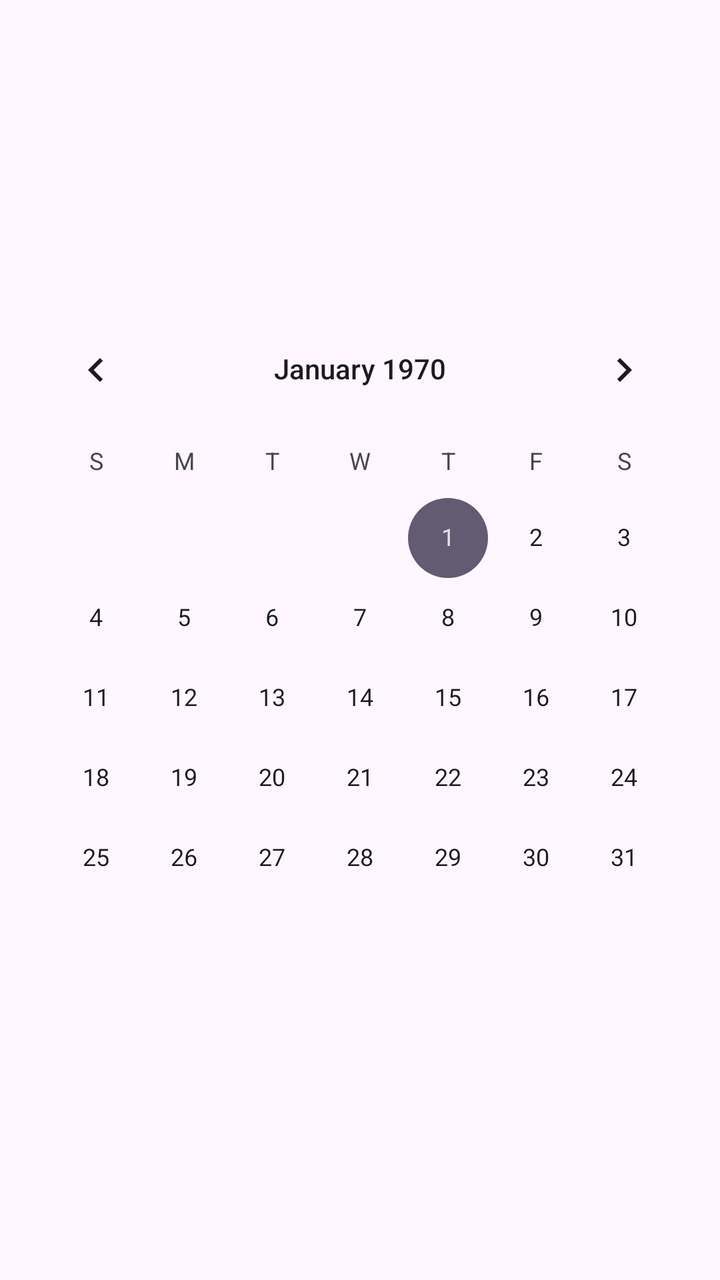
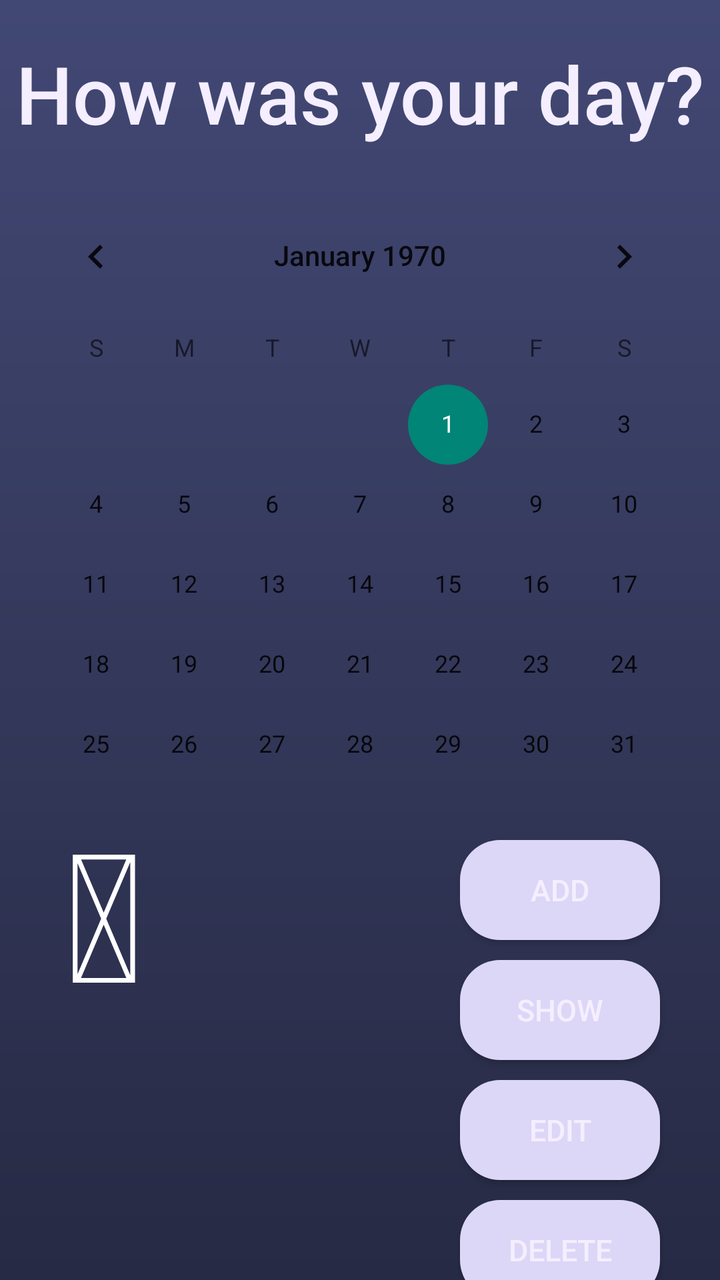

Two renders of the same Android screen: before a commit and after it. Below are the layout's source before the change and the commit's diff.
<!-- AndroidManifest.xml: application theme Theme.Chara -->
<!-- res/layout/activity_main.xml -->
<?xml version="1.0" encoding="utf-8"?>
<androidx.constraintlayout.widget.ConstraintLayout xmlns:android="http://schemas.android.com/apk/res/android"
    xmlns:app="http://schemas.android.com/apk/res-auto"
    xmlns:tools="http://schemas.android.com/tools"
    android:layout_width="match_parent"
    android:layout_height="match_parent"
    tools:context=".MainActivity">

    <CalendarView
        android:id="@+id/calendarView"
        android:layout_width="wrap_content"
        android:layout_height="wrap_content"
        android:layout_marginStart="30dp"
        android:layout_marginEnd="30dp"
        app:layout_constraintBottom_toBottomOf="parent"
        app:layout_constraintEnd_toEndOf="parent"
        app:layout_constraintStart_toStartOf="parent"
        app:layout_constraintTop_toTopOf="parent" />
</androidx.constraintlayout.widget.ConstraintLayout>
<!-- resources referenced by this layout -->
<resources>
  <style name="Theme.Chara" parent="Base.Theme.Chara" />
  <style name="Base.Theme.Chara" parent="Theme.Material3.DayNight.NoActionBar">
          
          
      </style>
</resources>

<!-- the commit's change to res/layout/activity_main.xml (unified diff, before → after) -->
@@ -2,6 +2,7 @@
 <androidx.constraintlayout.widget.ConstraintLayout xmlns:android="http://schemas.android.com/apk/res/android"
     xmlns:app="http://schemas.android.com/apk/res-auto"
     xmlns:tools="http://schemas.android.com/tools"
+    android:background="@drawable/gradient_background"
     android:layout_width="match_parent"
     android:layout_height="match_parent"
     tools:context=".MainActivity">
@@ -10,10 +11,139 @@
         android:id="@+id/calendarView"
         android:layout_width="wrap_content"
         android:layout_height="wrap_content"
-        android:layout_marginStart="30dp"
-        android:layout_marginEnd="30dp"
+        android:layout_marginStart="50dp"
+        android:layout_marginTop="21dp"
+        android:layout_marginEnd="50dp"
+        android:theme="@style/CalendarTheme"
+        app:layout_constraintEnd_toEndOf="parent"
+        app:layout_constraintStart_toStartOf="parent"
+        app:layout_constraintTop_toBottomOf="@+id/HowAreYouTV" />
+
+    <Button
+        android:id="@+id/button2"
+        android:layout_width="wrap_content"
+        android:layout_height="wrap_content"
+        android:text="Delete Records"
+        android:visibility="gone"
+        app:layout_constraintBottom_toTopOf="parent"
+        app:layout_constraintEnd_toStartOf="parent"
+        app:layout_constraintStart_toStartOf="parent"
+        app:layout_constraintTop_toTopOf="parent"
+        tools:visibility="gone" />
+
+    <Button
+        android:id="@+id/button3"
+        android:layout_width="wrap_content"
+        android:layout_height="wrap_content"
+        android:text="CheckDB"
+        android:visibility="gone"
+        app:layout_constraintBottom_toTopOf="parent"
+        app:layout_constraintEnd_toStartOf="parent"
+        app:layout_constraintStart_toStartOf="parent"
+        app:layout_constraintTop_toTopOf="parent"
+        tools:visibility="gone" />
+
+    <TextView
+        android:id="@+id/textView1"
+        android:layout_width="wrap_content"
+        android:layout_height="wrap_content"
+        android:fontFamily="sans-serif-medium"
+        android:text="TextView"
+        android:visibility="gone"
+        app:layout_constraintBottom_toTopOf="parent"
+        app:layout_constraintEnd_toStartOf="parent"
+        app:layout_constraintStart_toStartOf="parent"
+        app:layout_constraintTop_toTopOf="parent"
+        tools:visibility="gone" />
+
+
+    <Button
+        android:id="@+id/NewEntryBtn"
+        android:layout_width="100dp"
+        android:layout_height="50dp"
+        android:layout_marginStart="250dp"
+        android:layout_marginTop="250dp"
+        android:layout_marginEnd="50dp"
+        android:background="@drawable/custom_button_enabled"
+        android:fontFamily="sans-serif-medium"
+        android:text="ADD"
+        android:textColor="#F4EEFF"
+        android:textSize="15dp"
+        android:visibility="visible"
         app:layout_constraintBottom_toBottomOf="parent"
         app:layout_constraintEnd_toEndOf="parent"
         app:layout_constraintStart_toStartOf="parent"
         app:layout_constraintTop_toTopOf="parent" />
+
+    <Button
+        android:id="@+id/EditEntryBtn"
+        android:layout_width="100dp"
+        android:layout_height="50dp"
+        android:layout_marginTop="10dp"
+        android:background="@drawable/custom_button_enabled"
+        android:fontFamily="sans-serif-medium"
+        android:text="EDIT"
+        android:textColor="#F4EEFF"
+        android:textSize="15sp"
+        android:visibility="visible"
+        app:layout_constraintEnd_toEndOf="@+id/ShowEntryBtn"
+        app:layout_constraintStart_toStartOf="@+id/ShowEntryBtn"
+        app:layout_constraintTop_toBottomOf="@+id/ShowEntryBtn" />
+
+    <Button
+        android:id="@+id/ShowEntryBtn"
+        android:layout_width="100dp"
+        android:layout_height="50dp"
+        android:layout_marginTop="10dp"
+        android:background="@drawable/custom_button_enabled"
+        android:fontFamily="sans-serif-medium"
+        android:text="SHOW"
+        android:textColor="#F4EEFF"
+        android:textSize="15sp"
+        android:visibility="visible"
+        app:layout_constraintEnd_toEndOf="@+id/NewEntryBtn"
+        app:layout_constraintStart_toStartOf="@+id/NewEntryBtn"
+        app:layout_constraintTop_toBottomOf="@+id/NewEntryBtn" />
+
+    <Button
+        android:id="@+id/DeleteEntryBtn"
+        android:layout_width="100dp"
+        android:layout_height="50dp"
+        android:layout_marginTop="10dp"
+        android:background="@drawable/custom_button_enabled"
+        android:fontFamily="sans-serif-medium"
+        android:text="DELETE"
+        android:textColor="#F4EEFF"
+        android:textSize="15sp"
+        android:visibility="visible"
+        app:layout_constraintEnd_toEndOf="@+id/EditEntryBtn"
+        app:layout_constraintStart_toStartOf="@+id/EditEntryBtn"
+        app:layout_constraintTop_toBottomOf="@+id/EditEntryBtn" />
+
+    <TextView
+        android:id="@+id/HowAreYouTV"
+        android:layout_width="wrap_content"
+        android:layout_height="wrap_content"
+        android:layout_marginTop="20dp"
+        android:fontFamily="sans-serif-medium"
+        android:text="How was your day?"
+        android:textColor="#F4EEFF"
+        android:textSize="40sp"
+        app:layout_constraintEnd_toEndOf="parent"
+        app:layout_constraintStart_toStartOf="parent"
+        app:layout_constraintTop_toTopOf="parent" />
+
+    <TextView
+        android:id="@+id/emojiTV"
+        android:layout_width="wrap_content"
+        android:layout_height="wrap_content"
+        android:layout_marginStart="32dp"
+        android:layout_marginBottom="124dp"
+        android:fontFamily="sans-serif-medium"
+        android:text="@string/ok"
+        android:textColor="@color/white"
+        android:textSize="90sp"
+        app:layout_constraintBottom_toBottomOf="parent"
+        app:layout_constraintStart_toStartOf="parent" />
+
 </androidx.constraintlayout.widget.ConstraintLayout>
<!-- resource entries referenced after the edit -->
@@ -1,9 +1,26 @@
 <!-- resources referenced by this layout -->
 <resources>
-  <style name="Theme.Chara" parent="Base.Theme.Chara" />
-  <style name="Base.Theme.Chara" parent="Theme.Material3.DayNight.NoActionBar">
-          
-          
+  <color name="white">#FFFFFFFF</color>
+  <!-- drawable custom_button_enabled (drawable) -->
+  <?xml version="1.0" encoding="utf-8"?>
+  <shape xmlns:android="http://schemas.android.com/apk/res/android" android:shape="rectangle">
+      <solid android:color="#DCD6F7"/>
+      <corners android:radius="20dp"/>
+  </shape>
+  <!-- drawable gradient_background (drawable) -->
+  <?xml version="1.0" encoding="utf-8"?>
+  <shape
+      android:shape = "rectangle"
+      xmlns:android = "http://schemas.android.com/apk/res/android" >
+  
+      <gradient
+          android:startColor = "#424874"
+          android:endColor="#272a44"
+          android:angle = "-90"
+          android:type = "linear" />
+  </shape>
+  <string name="ok">😐</string>
+  <style name="CalendarTheme">
       </style>
 </resources>
 
